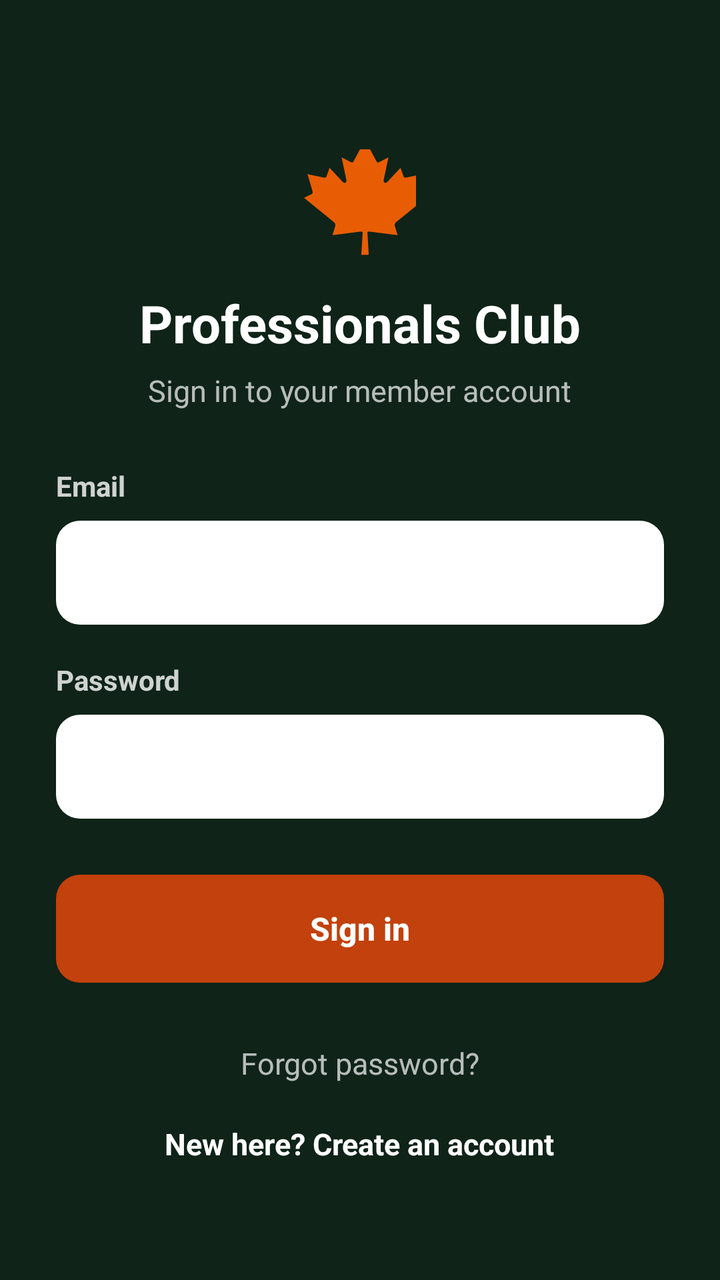
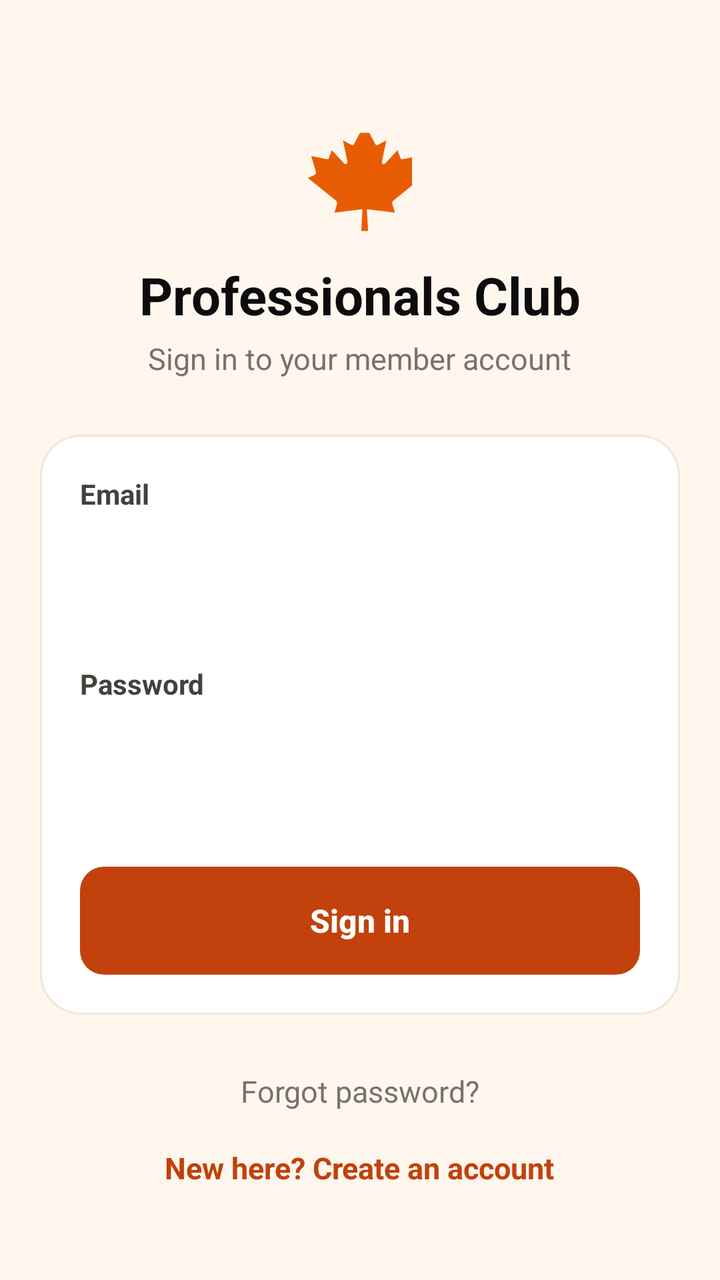

Before-and-after screenshots of an Android layout around one commit, followed by the original layout XML and the change that was made.
<!-- AndroidManifest.xml: activity theme LoginTheme -->
<!-- res/layout/activity_login.xml -->
<?xml version="1.0" encoding="utf-8"?>
<ScrollView xmlns:android="http://schemas.android.com/apk/res/android"
    android:layout_width="match_parent"
    android:layout_height="match_parent"
    android:background="@color/loginBackground"
    android:fillViewport="true">

    <LinearLayout
        android:layout_width="match_parent"
        android:layout_height="wrap_content"
        android:orientation="vertical"
        android:gravity="center_horizontal"
        android:paddingStart="28dp"
        android:paddingEnd="28dp"
        android:paddingTop="72dp"
        android:paddingBottom="40dp">

        <ImageView
            android:layout_width="56dp"
            android:layout_height="56dp"
            android:src="@drawable/ic_leaf"
            android:contentDescription="@null" />

        <TextView
            android:layout_width="wrap_content"
            android:layout_height="wrap_content"
            android:layout_marginTop="16dp"
            android:text="Professionals Club"
            android:textColor="#FFFFFF"
            android:textSize="26sp"
            android:textStyle="bold" />

        <TextView
            android:layout_width="wrap_content"
            android:layout_height="wrap_content"
            android:layout_marginTop="6dp"
            android:text="Sign in to your member account"
            android:textColor="#B3FFFFFF"
            android:textSize="15sp" />

        <TextView
            android:id="@+id/login_error"
            android:layout_width="match_parent"
            android:layout_height="wrap_content"
            android:layout_marginTop="24dp"
            android:background="@drawable/bg_error"
            android:padding="12dp"
            android:textColor="#FECACA"
            android:textSize="14sp"
            android:visibility="gone" />

        <TextView
            android:layout_width="match_parent"
            android:layout_height="wrap_content"
            android:layout_marginTop="28dp"
            android:labelFor="@+id/login_email"
            android:text="Email"
            android:textColor="#CCFFFFFF"
            android:textSize="14sp"
            android:textStyle="bold" />

        <EditText
            android:id="@+id/login_email"
            android:layout_width="match_parent"
            android:layout_height="52dp"
            android:layout_marginTop="8dp"
            android:autofillHints="emailAddress"
            android:background="@drawable/bg_input"
            android:importantForAutofill="yes"
            android:inputType="textEmailAddress"
            android:paddingStart="16dp"
            android:paddingEnd="16dp"
            android:textColor="#0C0C0E"
            android:textColorHint="#8A8A8E"
            android:textSize="16sp" />

        <TextView
            android:layout_width="match_parent"
            android:layout_height="wrap_content"
            android:layout_marginTop="18dp"
            android:labelFor="@+id/login_password"
            android:text="Password"
            android:textColor="#CCFFFFFF"
            android:textSize="14sp"
            android:textStyle="bold" />

        <EditText
            android:id="@+id/login_password"
            android:layout_width="match_parent"
            android:layout_height="52dp"
            android:layout_marginTop="8dp"
            android:autofillHints="password"
            android:background="@drawable/bg_input"
            android:imeOptions="actionDone"
            android:importantForAutofill="yes"
            android:inputType="textPassword"
            android:paddingStart="16dp"
            android:paddingEnd="16dp"
            android:textColor="#0C0C0E"
            android:textSize="16sp" />

        <Button
            android:id="@+id/login_submit"
            android:layout_width="match_parent"
            android:layout_height="54dp"
            android:layout_marginTop="28dp"
            android:background="@drawable/bg_button"
            android:stateListAnimator="@null"
            android:text="Sign in"
            android:textAllCaps="false"
            android:textColor="#FFFFFF"
            android:textSize="16sp"
            android:textStyle="bold" />

        <TextView
            android:id="@+id/login_forgot"
            android:layout_width="wrap_content"
            android:layout_height="wrap_content"
            android:layout_marginTop="22dp"
            android:padding="8dp"
            android:text="Forgot password?"
            android:textColor="#B3FFFFFF"
            android:textSize="15sp" />

        <TextView
            android:id="@+id/login_signup"
            android:layout_width="wrap_content"
            android:layout_height="wrap_content"
            android:layout_marginTop="4dp"
            android:padding="8dp"
            android:text="New here? Create an account"
            android:textColor="#FFFFFF"
            android:textSize="15sp"
            android:textStyle="bold" />
    </LinearLayout>
</ScrollView>
<!-- resources referenced by this layout -->
<resources>
  <color name="loginBackground">#0F2318</color>
  <!-- drawable bg_button (drawable) -->
  <selector xmlns:android="http://schemas.android.com/apk/res/android">
      <item android:state_enabled="false">
          <shape>
              <solid android:color="#8A5A3B" />
              <corners android:radius="12dp" />
          </shape>
      </item>
      <item>
          <shape>
              <solid android:color="#C2410C" />
              <corners android:radius="12dp" />
          </shape>
      </item>
  </selector>
  <!-- drawable bg_error (drawable) -->
  <shape xmlns:android="http://schemas.android.com/apk/res/android">
      <solid android:color="#33B91C1C" />
      <corners android:radius="10dp" />
      <stroke android:width="1dp" android:color="#66F87171" />
  </shape>
  <!-- drawable bg_input (drawable) -->
  <shape xmlns:android="http://schemas.android.com/apk/res/android">
      <solid android:color="#FFFFFF" />
      <corners android:radius="12dp" />
  </shape>
  <!-- drawable ic_leaf (drawable) -->
  <vector xmlns:android="http://schemas.android.com/apk/res/android"
      android:width="56dp"
      android:height="56dp"
      android:viewportWidth="512"
      android:viewportHeight="512">
      <path
          android:fillColor="#E85D04"
          android:pathData="M256,24l-30,56c-3,6 -9,5 -16,1l-38,-20 21,100c4,20 -9,20 -17,11l-59,-63 -15,41c-2,4 -6,4 -13,3l-73,-15 20,68c4,15 7,21 -5,25l-31,15 137,111c6,5 8,13 5,21l-12,39 132,-17c4,0 7,3 6,7l-6,100h34l-6,-100c-1,-4 2,-7 6,-7l132,17 -12,-39c-3,-8 -1,-16 5,-21l137,-111 -31,-15c-12,-4 -9,-10 -5,-25l20,-68 -73,15c-7,1 -11,1 -13,-3l-15,-41 -59,63c-8,9 -21,9 -17,-11l21,-100 -38,20c-7,4 -13,5 -16,-1l-30,-56z" />
  </vector>
  <style name="LoginTheme" parent="AppTheme.NoActionBar">
          <item name="android:windowBackground">@color/loginBackground</item>
          <item name="android:statusBarColor">@color/loginBackground</item>
          <item name="android:navigationBarColor">@color/loginBackground</item>
          <item name="android:windowLightStatusBar">false</item>
      </style>
  <style name="AppTheme.NoActionBar" parent="Theme.AppCompat.DayNight.NoActionBar">
          <item name="windowActionBar">false</item>
          <item name="windowNoTitle">true</item>
          <item name="android:background">@null</item>
      </style>
</resources>

<!-- the commit's change to res/layout/activity_login.xml (unified diff, before → after) -->
@@ -10,126 +10,134 @@
         android:layout_height="wrap_content"
         android:orientation="vertical"
         android:gravity="center_horizontal"
-        android:paddingStart="28dp"
-        android:paddingEnd="28dp"
-        android:paddingTop="72dp"
-        android:paddingBottom="40dp">
+        android:paddingStart="20dp"
+        android:paddingEnd="20dp"
+        android:paddingTop="64dp"
+        android:paddingBottom="32dp">
 
         <ImageView
-            android:layout_width="56dp"
-            android:layout_height="56dp"
+            android:layout_width="52dp"
+            android:layout_height="52dp"
             android:src="@drawable/ic_leaf"
             android:contentDescription="@null" />
 
         <TextView
             android:layout_width="wrap_content"
             android:layout_height="wrap_content"
-            android:layout_marginTop="16dp"
+            android:layout_marginTop="14dp"
             android:text="Professionals Club"
-            android:textColor="#FFFFFF"
+            android:textColor="#0C0C0E"
             android:textSize="26sp"
             android:textStyle="bold" />
 
         <TextView
             android:layout_width="wrap_content"
             android:layout_height="wrap_content"
-            android:layout_marginTop="6dp"
+            android:layout_marginTop="4dp"
             android:text="Sign in to your member account"
-            android:textColor="#B3FFFFFF"
+            android:textColor="#78716C"
             android:textSize="15sp" />
 
-        <TextView
-            android:id="@+id/login_error"
-            android:layout_width="match_parent"
-            android:layout_height="wrap_content"
-            android:layout_marginTop="24dp"
-            android:background="@drawable/bg_error"
-            android:padding="12dp"
-            android:textColor="#FECACA"
-            android:textSize="14sp"
-            android:visibility="gone" />
-
-        <TextView
+        <LinearLayout
             android:layout_width="match_parent"
             android:layout_height="wrap_content"
             android:layout_marginTop="28dp"
-            android:labelFor="@+id/login_email"
-            android:text="Email"
-            android:textColor="#CCFFFFFF"
-            android:textSize="14sp"
-            android:textStyle="bold" />
+            android:background="@drawable/bg_card"
+            android:orientation="vertical"
+            android:padding="20dp">
 
-        <EditText
-            android:id="@+id/login_email"
-            android:layout_width="match_parent"
-            android:layout_height="52dp"
-            android:layout_marginTop="8dp"
-            android:autofillHints="emailAddress"
-            android:background="@drawable/bg_input"
-            android:importantForAutofill="yes"
-            android:inputType="textEmailAddress"
-            android:paddingStart="16dp"
-            android:paddingEnd="16dp"
-            android:textColor="#0C0C0E"
-            android:textColorHint="#8A8A8E"
-            android:textSize="16sp" />
+            <TextView
+                android:id="@+id/login_error"
+                android:layout_width="match_parent"
+                android:layout_height="wrap_content"
+                android:layout_marginBottom="16dp"
+                android:background="@drawable/bg_error"
+                android:padding="12dp"
+                android:textColor="#B3261E"
+                android:textSize="14sp"
+                android:visibility="gone" />
 
-        <TextView
-            android:layout_width="match_parent"
-            android:layout_height="wrap_content"
-            android:layout_marginTop="18dp"
-            android:labelFor="@+id/login_password"
-            android:text="Password"
-            android:textColor="#CCFFFFFF"
-            android:textSize="14sp"
-            android:textStyle="bold" />
+            <TextView
+                android:layout_width="match_parent"
+                android:layout_height="wrap_content"
+                android:labelFor="@+id/login_email"
+                android:text="Email"
+                android:textColor="#44403C"
+                android:textSize="14sp"
+                android:textStyle="bold" />
 
-        <EditText
-            android:id="@+id/login_password"
-            android:layout_width="match_parent"
-            android:layout_height="52dp"
-            android:layout_marginTop="8dp"
-            android:autofillHints="password"
-            android:background="@drawable/bg_input"
-            android:imeOptions="actionDone"
-            android:importantForAutofill="yes"
-            android:inputType="textPassword"
-            android:paddingStart="16dp"
-            android:paddingEnd="16dp"
-            android:textColor="#0C0C0E"
-            android:textSize="16sp" />
+            <EditText
+                android:id="@+id/login_email"
+                android:layout_width="match_parent"
+                android:layout_height="52dp"
+                android:layout_marginTop="8dp"
+                android:autofillHints="emailAddress"
+                android:background="@drawable/bg_input"
+                android:importantForAutofill="yes"
+                android:inputType="textEmailAddress"
+                android:paddingStart="16dp"
+                android:paddingEnd="16dp"
+                android:textColor="#0C0C0E"
+                android:textColorHint="#A8A29E"
+                android:textSize="16sp" />
 
-        <Button
-            android:id="@+id/login_submit"
-            android:layout_width="match_parent"
-            android:layout_height="54dp"
-            android:layout_marginTop="28dp"
-            android:background="@drawable/bg_button"
-            android:stateListAnimator="@null"
-            android:text="Sign in"
-            android:textAllCaps="false"
-            android:textColor="#FFFFFF"
-            android:textSize="16sp"
-            android:textStyle="bold" />
+            <TextView
+                android:layout_width="match_parent"
+                android:layout_height="wrap_content"
+                android:layout_marginTop="16dp"
+                android:labelFor="@+id/login_password"
+                android:text="Password"
+                android:textColor="#44403C"
+                android:textSize="14sp"
+                android:textStyle="bold" />
+
+            <EditText
+                android:id="@+id/login_password"
+                android:layout_width="match_parent"
+                android:layout_height="52dp"
+                android:layout_marginTop="8dp"
+                android:autofillHints="password"
+                android:background="@drawable/bg_input"
+                android:imeOptions="actionDone"
+                android:importantForAutofill="yes"
+                android:inputType="textPassword"
+                android:paddingStart="16dp"
+                android:paddingEnd="16dp"
+                android:textColor="#0C0C0E"
+                android:textSize="16sp" />
+
+            <Button
+                android:id="@+id/login_submit"
+                android:layout_width="match_parent"
+                android:layout_height="54dp"
+                android:layout_marginTop="22dp"
+                android:background="@drawable/bg_button"
+                android:stateListAnimator="@null"
+                android:text="Sign in"
+                android:textAllCaps="false"
+                android:textColor="#FFFFFF"
+                android:textSize="16sp"
+                android:textStyle="bold" />
+        </LinearLayout>
 
         <TextView
             android:id="@+id/login_forgot"
             android:layout_width="wrap_content"
             android:layout_height="wrap_content"
-            android:layout_marginTop="22dp"
+            android:layout_marginTop="20dp"
             android:padding="8dp"
             android:text="Forgot password?"
-            android:textColor="#B3FFFFFF"
+            android:textColor="#78716C"
             android:textSize="15sp" />
 
         <TextView
             android:id="@+id/login_signup"
             android:layout_width="wrap_content"
             android:layout_height="wrap_content"
-            android:layout_marginTop="4dp"
+            android:layout_marginTop="2dp"
             android:padding="8dp"
             android:text="New here? Create an account"
-            android:textColor="#FFFFFF"
+            android:textColor="#C2410C"
             android:textSize="15sp"
             android:textStyle="bold" />
     </LinearLayout>
<!-- resource entries referenced after the edit -->
@@ -1,6 +1,6 @@
 <!-- resources referenced by this layout -->
 <resources>
-  <color name="loginBackground">#0F2318</color>
+  <color name="loginBackground">#FFF7ED</color>
   <!-- drawable bg_button (drawable) -->
   <selector xmlns:android="http://schemas.android.com/apk/res/android">
       <item android:state_enabled="false">
@@ -16,11 +16,17 @@
           </shape>
       </item>
   </selector>
+  <!-- drawable bg_card (drawable) -->
+  <shape xmlns:android="http://schemas.android.com/apk/res/android">
+      <solid android:color="#FFFFFF" />
+      <stroke android:width="1dp" android:color="#EFE7DA" />
+      <corners android:radius="20dp" />
+  </shape>
   <!-- drawable bg_error (drawable) -->
   <shape xmlns:android="http://schemas.android.com/apk/res/android">
-      <solid android:color="#33B91C1C" />
+      <solid android:color="#FDECEA" />
+      <stroke android:width="1dp" android:color="#F5C6C0" />
       <corners android:radius="10dp" />
-      <stroke android:width="1dp" android:color="#66F87171" />
   </shape>
   <!-- drawable bg_input (drawable) -->
   <shape xmlns:android="http://schemas.android.com/apk/res/android">
@@ -41,7 +47,9 @@
           <item name="android:windowBackground">@color/loginBackground</item>
           <item name="android:statusBarColor">@color/loginBackground</item>
           <item name="android:navigationBarColor">@color/loginBackground</item>
-          <item name="android:windowLightStatusBar">false</item>
+          
+          <item name="android:windowLightStatusBar">true</item>
+          <item name="android:windowLightNavigationBar">true</item>
       </style>
   <style name="AppTheme.NoActionBar" parent="Theme.AppCompat.DayNight.NoActionBar">
           <item name="windowActionBar">false</item>
